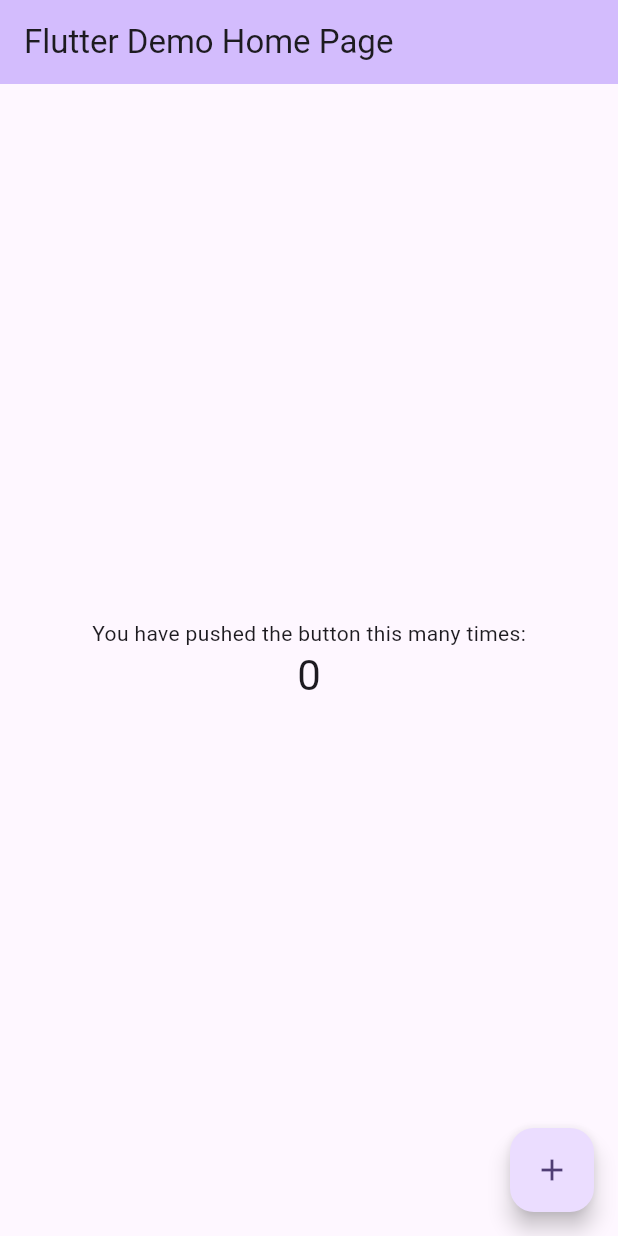
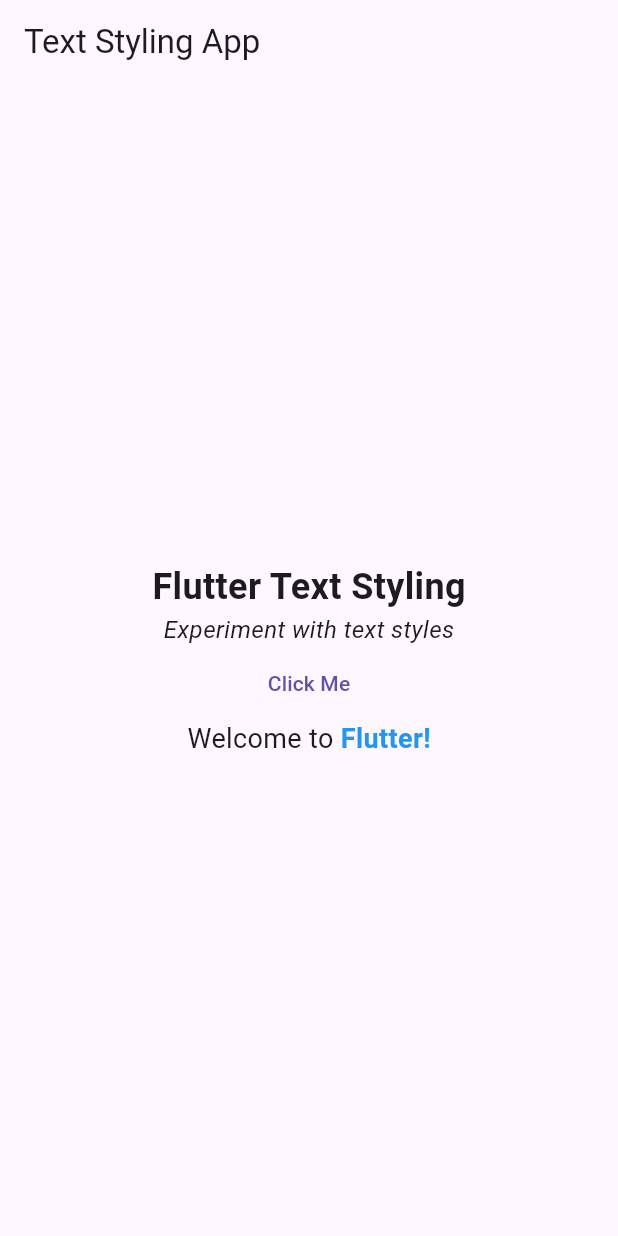
Before and after one commit to shahincse2/Flutter_Live_Test, a Flutter app: the screen it shows after launch, on a phone screen of 412 x 824 dp. Run offline on Flutter 3.47's test engine with Material 3 defaults, Android fonts, the phone set to English and light mode, and no system bars.

```diff
--- a/lib/main.dart
+++ b/lib/main.dart
@@ -7,119 +7,58 @@ void main() {
 class MyApp extends StatelessWidget {
   const MyApp({super.key});
 
-  // This widget is the root of your application.
   @override
   Widget build(BuildContext context) {
-    return MaterialApp(
-      title: 'Flutter Demo',
-      theme: ThemeData(
-        // This is the theme of your application.
-        //
-        // TRY THIS: Try running your application with "flutter run". You'll see
-        // the application has a purple toolbar. Then, without quitting the app,
-        // try changing the seedColor in the colorScheme below to Colors.green
-        // and then invoke "hot reload" (save your changes or press the "hot
-        // reload" button in a Flutter-supported IDE, or press "r" if you used
-        // the command line to start the app).
-        //
-        // Notice that the counter didn't reset back to zero; the application
-        // state is not lost during the reload. To reset the state, use hot
-        // restart instead.
-        //
-        // This works for code too, not just values: Most code changes can be
-        // tested with just a hot reload.
-        colorScheme: ColorScheme.fromSeed(seedColor: Colors.deepPurple),
-        useMaterial3: true,
+    return const MaterialApp(
+      home: Scaffold(
+        body: HomeScreen(),
       ),
-      home: const MyHomePage(title: 'Flutter Demo Home Page'),
     );
   }
 }
 
-class MyHomePage extends StatefulWidget {
-  const MyHomePage({super.key, required this.title});
+class HomeScreen extends StatelessWidget {
+  const HomeScreen({super.key});
 
-  // This widget is the home page of your application. It is stateful, meaning
-  // that it has a State object (defined below) that contains fields that affect
-  // how it looks.
-
-  // This class is the configuration for the state. It holds the values (in this
-  // case the title) provided by the parent (in this case the App widget) and
-  // used by the build method of the State. Fields in a Widget subclass are
-  // always marked "final".
-
-  final String title;
-
-  @override
-  State<MyHomePage> createState() => _MyHomePageState();
-}
-
-class _MyHomePageState extends State<MyHomePage> {
-  int _counter = 0;
-
-  void _incrementCounter() {
-    setState(() {
-      // This call to setState tells the Flutter framework that something has
-      // changed in this State, which causes it to rerun the build method below
-      // so that the display can reflect the updated values. If we changed
-      // _counter without calling setState(), then the build method would not be
-      // called again, and so nothing would appear to happen.
-      _counter++;
-    });
+  void mySnackBar(String message, BuildContext context) {
+    ScaffoldMessenger.of(context).showSnackBar(
+      SnackBar(content: Text(message)),
+    );
   }
 
   @override
   Widget build(BuildContext context) {
-    // This method is rerun every time setState is called, for instance as done
-    // by the _incrementCounter method above.
-    //
-    // The Flutter framework has been optimized to make rerunning build methods
-    // fast, so that you can just rebuild anything that needs updating rather
-    // than having to individually change instances of widgets.
-    return Scaffold(
-      appBar: AppBar(
-        // TRY THIS: Try changing the color here to a specific color (to
-        // Colors.amber, perhaps?) and trigger a hot reload to see the AppBar
-        // change color while the other colors stay the same.
-        backgroundColor: Theme.of(context).colorScheme.inversePrimary,
-        // Here we take the value from the MyHomePage object that was created by
-        // the App.build method, and use it to set our appbar title.
-        title: Text(widget.title),
-      ),
-      body: Center(
-        // Center is a layout widget. It takes a single child and positions it
-        // in the middle of the parent.
-        child: Column(
-          // Column is also a layout widget. It takes a list of children and
-          // arranges them vertically. By default, it sizes itself to fit its
-          // children horizontally, and tries to be as tall as its parent.
-          //
-          // Column has various properties to control how it sizes itself and
-          // how it positions its children. Here we use mainAxisAlignment to
-          // center the children vertically; the main axis here is the vertical
-          // axis because Columns are vertical (the cross axis would be
-          // horizontal).
-          //
-          // TRY THIS: Invoke "debug painting" (choose the "Toggle Debug Paint"
-          // action in the IDE, or press "p" in the console), to see the
-          // wireframe for each widget.
-          mainAxisAlignment: MainAxisAlignment.center,
-          children: <Widget>[
-            const Text(
-              'You have pushed the button this many times:',
-            ),
-            Text(
-              '$_counter',
-              style: Theme.of(context).textTheme.headlineMedium,
-            ),
-          ],
+    return MaterialApp(
+      home: Scaffold(
+        appBar: AppBar(title: Text('Text Styling App'),),
+        body: Center(
+          child: Column(
+            mainAxisAlignment: MainAxisAlignment.center,
+            crossAxisAlignment: CrossAxisAlignment.center,
+            children: [
+              const Text(
+                'Flutter Text Styling',
+                style: TextStyle(fontSize: 24, fontWeight: FontWeight.bold),
+              ),
+              const Text('Experiment with text styles',
+                  style: TextStyle(fontSize: 16, fontStyle: FontStyle.italic)),
+              TextButton(
+                  onPressed: () {
+                    mySnackBar('You clicked the button!', context);
+                  },
+                  child: const Text('Click Me')),
+              Row(
+                crossAxisAlignment: CrossAxisAlignment.center,
+                mainAxisAlignment: MainAxisAlignment.center,
+                children: [
+                  Text('Welcome to ', style: TextStyle(fontSize: 18),),
+                  Text('Flutter!', style: TextStyle(color: Colors.blue, fontWeight: FontWeight.bold, fontSize: 18),),
+                ],
+              )
+            ],
+          ),
         ),
       ),
-      floatingActionButton: FloatingActionButton(
-        onPressed: _incrementCounter,
-        tooltip: 'Increment',
-        child: const Icon(Icons.add),
-      ), // This trailing comma makes auto-formatting nicer for build methods.
     );
   }
 }
```
